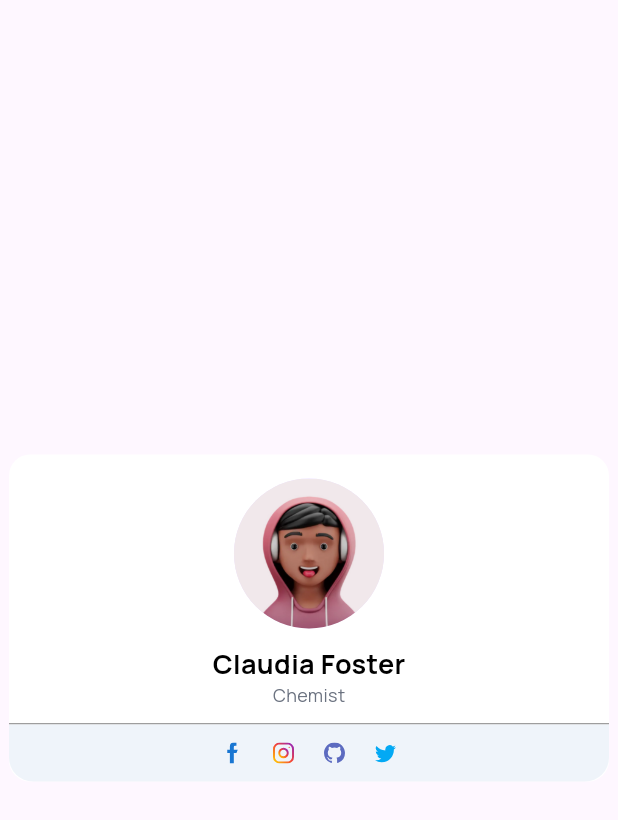
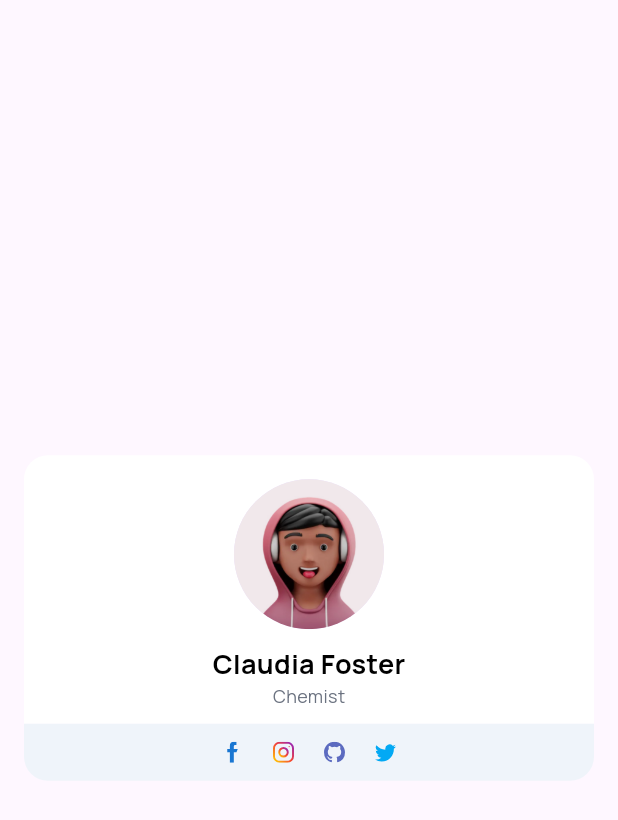
Before and after one commit to SureshS03/GYM_Food, a Flutter app: the screen it shows after launch, on a phone screen of 412 x 824 dp. Shown: the top 820 px of the screen. Run offline on Flutter 3.47's test engine with Material 3 defaults, Android fonts, the phone set to English and light mode, and no system bars; our stand-ins replace flutter_svg, google_fonts.

Commit message:
corrected profile card

```diff
--- a/lib/widgets/ProfileCard.dart
+++ b/lib/widgets/ProfileCard.dart
@@ -8,14 +8,20 @@ class ProfileCard extends StatelessWidget {
   @override
   Widget build(BuildContext context) {
     return Center(
-      child: Container(
-        width: 400,
+      child: Column(
+        mainAxisSize: MainAxisSize.min,
+        children: [
+          Container(
+            width: 380,
             decoration: BoxDecoration(
-          borderRadius: BorderRadius.circular(14),
-          color: Colors.white,
+              borderRadius: BorderRadius.only(
+                topLeft: Radius.circular(16),
+                topRight: Radius.circular(16),
+              ),
+              color: Color(0xffffffff),
+
             ),
             child: Column(
-          mainAxisSize: MainAxisSize.min,
               children: [
                 const SizedBox(height: 16),
                 CircleAvatar(
@@ -39,13 +45,17 @@ class ProfileCard extends StatelessWidget {
                   ),
                 ),
                 const SizedBox(height: 10),
-            const Divider(height: 1, color: Colors.grey),
+              ],
+            ),
+          ),
           Container(
+            width: 380,
             padding: const EdgeInsets.symmetric(vertical: 12),
             decoration: BoxDecoration(
               color: const Color(0xffeff4fa),
-                borderRadius: const BorderRadius.vertical(
-                  bottom: Radius.circular(16),
+              borderRadius: const BorderRadius.only(
+                bottomLeft: Radius.circular(16),
+                bottomRight: Radius.circular(16),
               ),
             ),
             child: Row(
@@ -60,7 +70,6 @@ class ProfileCard extends StatelessWidget {
           ),
         ],
       ),
-      ),
     );
   }
 
```
Lines whose indentation alone changed are shown as unchanged.
